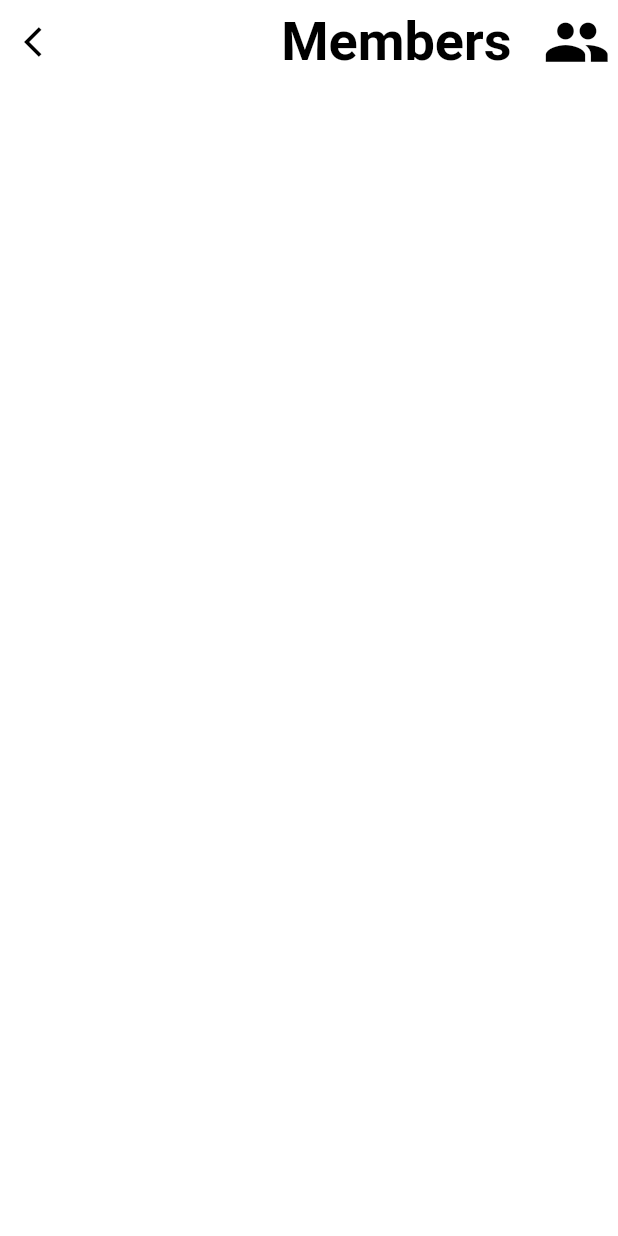
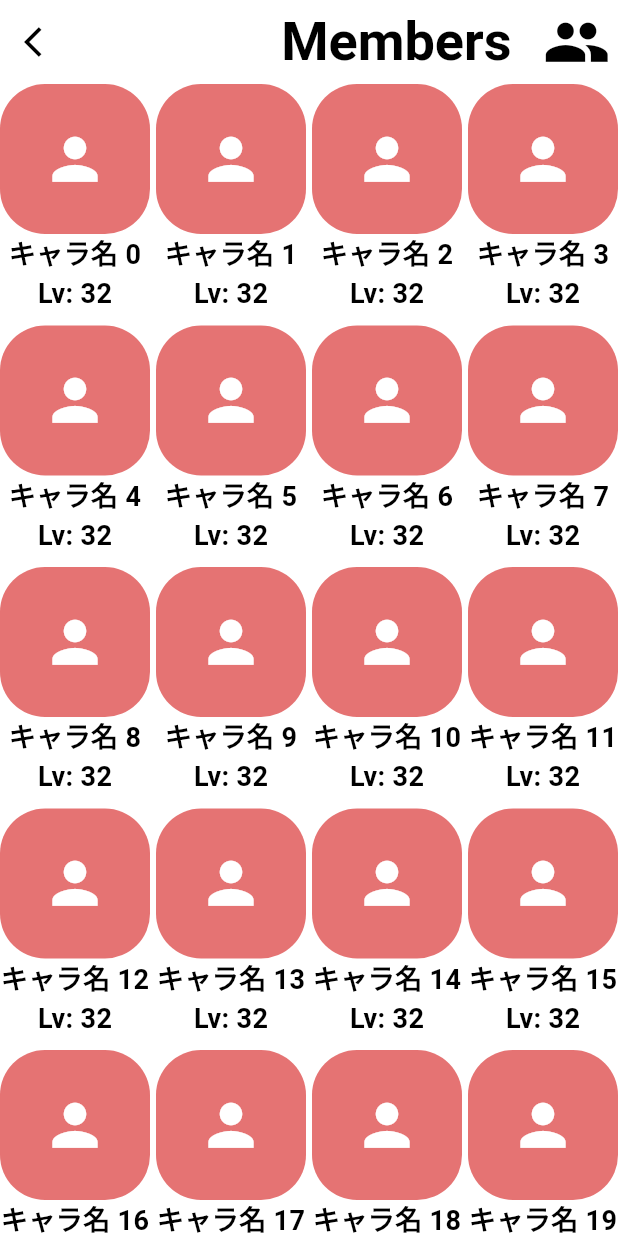
Before and after one commit to Itsuki54/arco-dev, a Flutter app: the MembersPage screen opened directly, on a phone screen of 412 x 824 dp. Run offline on Flutter 3.47's test engine with Material 3 defaults, Android fonts, the phone set to English and light mode, and no system bars; our stand-ins replace firebase_core, flutter_svg; accounts and stored records are empty.

Commit message:
add: character table

```diff
--- a/lib/src/pages/backpack/members.dart
+++ b/lib/src/pages/backpack/members.dart
@@ -1,6 +1,7 @@
 import "package:flutter/material.dart";
 // components
 import '../../components/child_appbar.dart';
+import '../../components/backpack_content_chip.dart';
 
 class MembersPage extends StatefulWidget {
   const MembersPage({super.key});
@@ -12,15 +13,29 @@ class MembersPage extends StatefulWidget {
 class _MemberPage extends State<MembersPage> {
   @override
   Widget build(BuildContext context) {
-    return const Scaffold(
-      appBar: ChildAppBar(
+    return Scaffold(
+      appBar: const ChildAppBar(
           icon: Icon(
             Icons.group,
             size: 45,
             color: Colors.black,
           ),
           title: "Members"),
-      body: Center(),
+      body: SingleChildScrollView(
+          child: Center(
+        child: Wrap(
+          spacing: 4,
+          runSpacing: 8,
+          children: [
+            for (int i = 0; i < 32; i++)
+              BackpackContentChip(
+                  name: "キャラ名 $i",
+                  level: 32,
+                  icon: const Icon(Icons.person, size: 45, color: Colors.white),
+                  color: Colors.red.shade300),
+          ],
+        ),
+      )),
     );
   }
 }
```
